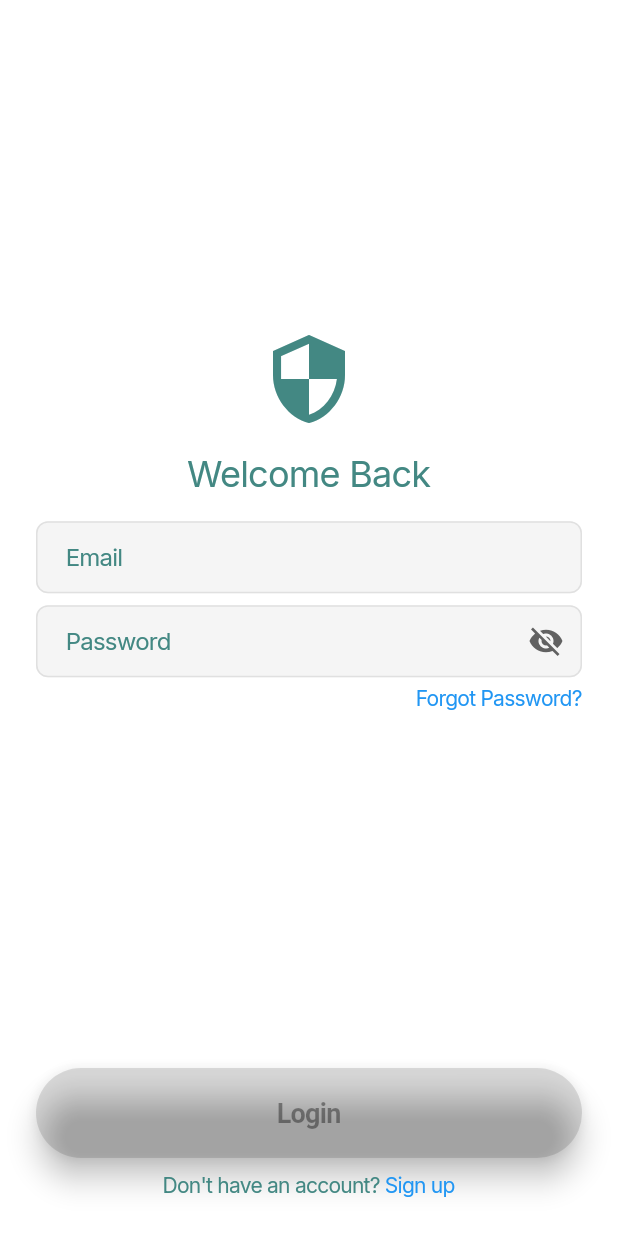
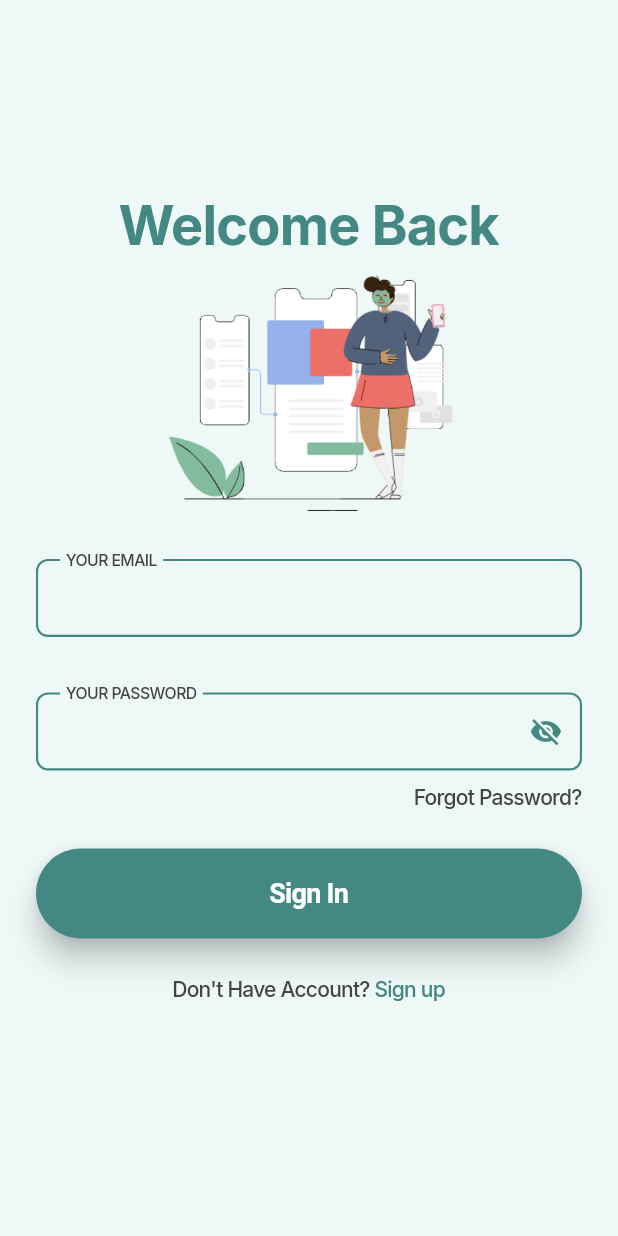
Before and after one commit to thak1996/financy_app, a Flutter app: the screen it shows after launch, after a tap on "Get Started", on a phone screen of 412 x 824 dp. Run offline on Flutter 3.47's test engine with Material 3 defaults, Android fonts, the phone set to English and light mode, and no system bars; our stand-ins replace dio, flutter_bloc, flutter_secure_storage, go_router, google_fonts.

Commit message:
Add login assets and enhance theme for input fields and buttons
- Introduced a new login image asset.
- Updated the app theme to improve input field styles, including border colors and padding.
- Enhanced TextButtonWidget and TextFieldWidget to utilize the new color scheme and font styles.
- Modified LoginPage layout for better visual hierarchy and user experience, including updated labels and spacing.

```diff
--- a/lib/app/core/theme/app.theme.dart
+++ b/lib/app/core/theme/app.theme.dart
@@ -118,23 +118,70 @@ class AppTheme {
       inputDecorationTheme: InputDecorationTheme(
         border: OutlineInputBorder(
           borderRadius: BorderRadius.circular(8),
-          borderSide: BorderSide(color: AppColors.grey300),
+          borderSide: BorderSide(color: AppColors.primary, width: 1.4),
         ),
         enabledBorder: OutlineInputBorder(
           borderRadius: BorderRadius.circular(8),
-          borderSide: BorderSide(color: AppColors.grey300),
+          borderSide: BorderSide(color: AppColors.primary, width: 1.4),
         ),
         focusedBorder: OutlineInputBorder(
           borderRadius: BorderRadius.circular(8),
-          borderSide: BorderSide(color: AppColors.grey300),
+          borderSide: BorderSide(color: AppColors.primary, width: 1.4),
         ),
-        contentPadding: EdgeInsets.symmetric(horizontal: 16, vertical: 8),
+        contentPadding: EdgeInsets.symmetric(horizontal: 16, vertical: 16),
+        alignLabelWithHint: false,
+        floatingLabelBehavior: FloatingLabelBehavior.always,
         hoverColor: Colors.transparent,
-        focusColor: AppColors.grey200,
+        focusColor: Colors.transparent,
         filled: true,
-        fillColor: AppColors.grey100,
-        labelStyle: TextStyle(color: AppColors.textPrimary),
-        hintStyle: TextStyle(color: AppColors.textSecondary),
+        fillColor: Colors.transparent,
+        prefixStyle: GoogleFonts.inter(
+          color: AppColors.white,
+          fontSize: 14,
+          fontWeight: FontWeight.w500,
+          letterSpacing: -0.5,
+        ),
+        suffixStyle: GoogleFonts.inter(
+          color: AppColors.white,
+          fontSize: 14,
+          fontWeight: FontWeight.w500,
+          letterSpacing: -0.5,
+        ),
+        labelStyle: GoogleFonts.inter(
+          color: AppColors.white,
+          fontSize: 14,
+          fontWeight: FontWeight.w500,
+          letterSpacing: -0.5,
+        ),
+        hintStyle: GoogleFonts.inter(
+          color: AppColors.white,
+          fontSize: 14,
+          fontWeight: FontWeight.w500,
+          letterSpacing: -0.5,
+        ),
+        counterStyle: GoogleFonts.inter(
+          color: AppColors.white,
+          fontSize: 14,
+          fontWeight: FontWeight.w500,
+          letterSpacing: -0.5,
+        ),
+        floatingLabelStyle: GoogleFonts.inter(
+          color: AppColors.textSecondary,
+          fontSize: 14,
+          fontWeight: FontWeight.w500,
+          letterSpacing: -0.5,
+        ),
+        helperStyle: GoogleFonts.inter(
+          fontSize: 12,
+          fontWeight: FontWeight.w400,
+          letterSpacing: -0.5,
+        ),
+        errorStyle: GoogleFonts.inter(
+          fontSize: 12,
+          fontWeight: FontWeight.w400,
+          letterSpacing: -0.5,
+        ),
+        floatingLabelAlignment: FloatingLabelAlignment.start,
       ),
     );
   }
--- a/lib/app/core/widgets/text_button.widget.dart
+++ b/lib/app/core/widgets/text_button.widget.dart
@@ -1,4 +1,6 @@
 import 'package:flutter/material.dart';
+
+import '../theme/app.colors.dart';
 
 class TextButtonWidget extends StatelessWidget {
   const TextButtonWidget({
@@ -20,7 +22,6 @@ class TextButtonWidget extends StatelessWidget {
 
   @override
   Widget build(BuildContext context) {
-
     return Align(
       alignment: alignment,
       child: InkWell(
@@ -35,14 +36,15 @@ class TextButtonWidget extends StatelessWidget {
                 text: primaryText,
                 style: Theme.of(
                   context,
-                ).textTheme.bodyMedium?.copyWith(color: primaryTextColor),
+                ).textTheme.bodyMedium?.copyWith(fontWeight: FontWeight.w500),
               ),
               if (secondaryText != null)
                 TextSpan(
                   text: ' $secondaryText',
-                  style: Theme.of(
-                    context,
-                  ).textTheme.bodyMedium?.copyWith(color: secondaryTextColor),
+                  style: Theme.of(context).textTheme.bodyMedium?.copyWith(
+                    color: AppColors.primary,
+                    fontWeight: FontWeight.w500,
+                  ),
                 ),
             ],
           ),
--- a/lib/app/core/widgets/text_field.widget.dart
+++ b/lib/app/core/widgets/text_field.widget.dart
@@ -1,5 +1,6 @@
 import 'package:flutter/material.dart';
 import 'package:flutter/services.dart';
+import '../theme/app.colors.dart';
 
 class TextFieldWidget extends StatefulWidget {
   final TextEditingController controller;
@@ -32,11 +33,7 @@ class TextFieldWidget extends StatefulWidget {
 class _TextFieldWidgetState extends State<TextFieldWidget> {
   bool _obscureText = true;
 
-  void _toggleObscureText() {
-    setState(() {
-      _obscureText = !_obscureText;
-    });
-  }
+  void _toggleObscureText() => setState(() => _obscureText = !_obscureText);
 
   @override
   Widget build(BuildContext context) {
@@ -54,14 +51,20 @@ class _TextFieldWidgetState extends State<TextFieldWidget> {
       inputFormatters:
           widget.inputFormatter != null ? [widget.inputFormatter!] : null,
       onChanged: widget.onChanged,
+      style: Theme.of(context).textTheme.bodyMedium?.copyWith(
+        color: AppColors.textPrimary,
+        fontWeight: FontWeight.w500,
+      ),
       decoration: InputDecoration(
         labelText: widget.label,
+
         suffixIcon:
             widget.isPassword
                 ? IconButton(
                   icon: Icon(
+                    size: 22,
                     _obscureText ? Icons.visibility_off : Icons.visibility,
-                    color: Colors.grey[700],
+                    color: AppColors.textPrimary,
                   ),
                   onPressed: _toggleObscureText,
                 )
--- a/lib/app/page/auth/login/login.controller.dart
+++ b/lib/app/page/auth/login/login.controller.dart
@@ -8,17 +8,13 @@ class LoginController extends Cubit<LoginState> {
 
   final SecureStorageService _secureStorageService;
 
-  void validateFields(String email, String password) {
-    final isValid = email.isNotEmpty && password.isNotEmpty;
-    emit(LoginInitial(isValid: isValid));
-  }
-
   Future<void> login(String email, String password) async {
     emit(const LoginLoading());
     try {
       await Future.delayed(const Duration(seconds: 2));
       log('email: $email');
       log('password: $password');
+      emit(const LoginSuccess());
     } catch (e) {
       emit(LoginError(e.toString()));
     }
--- a/lib/app/page/auth/login/login.page.dart
+++ b/lib/app/page/auth/login/login.page.dart
@@ -48,6 +48,7 @@ class _LoginPageState extends State<LoginPage> {
               if (state is LoginSuccess) context.go('/home');
             },
             child: Scaffold(
+              backgroundColor: AppColors.iceWhite,
               body: SafeArea(
                 child: CustomScrollView(
                   slivers: [
@@ -61,18 +62,15 @@ class _LoginPageState extends State<LoginPage> {
                         ),
                         child: Column(
                           children: [
-                            const Spacer(flex: 1),
-                            Icon(
-                              Icons.security,
-                              size: 64,
-                              color: AppColors.primary,
-                            ),
-                            const SizedBox(height: 16),
+                            const Spacer(),
                             Text(
                               'Welcome Back',
-                              style: Theme.of(context).textTheme.headlineMedium,
+                              style: Theme.of(context).textTheme.displayLarge
+                                  ?.copyWith(fontWeight: FontWeight.w700),
                             ),
-                            const SizedBox(height: 16),
+                            const SizedBox(height: 12),
+                            Image.asset('assets/images/login.png'),
+                            const SizedBox(height: 32),
                             Form(
                               key: _formKey,
                               child: Column(
@@ -80,44 +78,31 @@ class _LoginPageState extends State<LoginPage> {
                                 children: [
                                   TextFieldWidget(
                                     controller: _emailController,
-                                    label: 'Email',
+                                    label: 'YOUR EMAIL',
                                     validator: Validators.validateEmail,
                                     textInputAction: TextInputAction.next,
-                                    onChanged: (value) {
-                                      controller.validateFields(
-                                        value,
-                                        _passwordController.text,
-                                      );
-                                    },
+                                  ),
+                                  const SizedBox(height: 37),
+                                  TextFieldWidget(
+                                    controller: _passwordController,
+                                    label: 'YOUR PASSWORD',
+                                    validator: Validators.validatePassword,
+                                    isPassword: true,
                                   ),
                                   const SizedBox(height: 8),
-                                  TextFieldWidget(
-                                    controller: _passwordController,
-                                    label: 'Password',
-                                    validator: Validators.validatePassword,
-                                    isPassword: true,
-                                    onChanged: (value) {
-                                      controller.validateFields(
-                                        _emailController.text,
-                                        value,
-                                      );
-                                    },
-                                  ),
-                                  const SizedBox(height: 4),
                                   TextButtonWidget(
                                     alignment: Alignment.topRight,
                                     primaryText: 'Forgot Password?',
                                     primaryTextColor: AppColors.link,
                                     onPressed: () {},
                                   ),
-                                  const SizedBox(height: 16),
+                                  const SizedBox(height: 24),
                                 ],
                               ),
                             ),
-                            const Spacer(),
                             FilledButton(
                               onPressed:
-                                  state is LoginLoading || !state.isValid
+                                  state is LoginLoading
                                       ? null
                                       : () {
                                         if (_formKey.currentState?.validate() ??
@@ -137,16 +122,15 @@ class _LoginPageState extends State<LoginPage> {
                                           strokeWidth: 2,
                                         ),
                                       )
-                                      : const Text('Login'),
+                                      : const Text('Sign In'),
                             ),
-                            const SizedBox(height: 8),
+                            const SizedBox(height: 24),
                             TextButtonWidget(
-                              primaryText: 'Don\'t have an account?',
+                              primaryText: 'Don\'t Have Account?',
                               secondaryText: 'Sign up',
-                              primaryTextColor: AppColors.textPrimary,
-                              secondaryTextColor: AppColors.link,
                               onPressed: () => context.push('/register'),
                             ),
+                            Spacer(),
                           ],
                         ),
                       ),
```
Also changed, not shown: assets/images/login.png (added).
